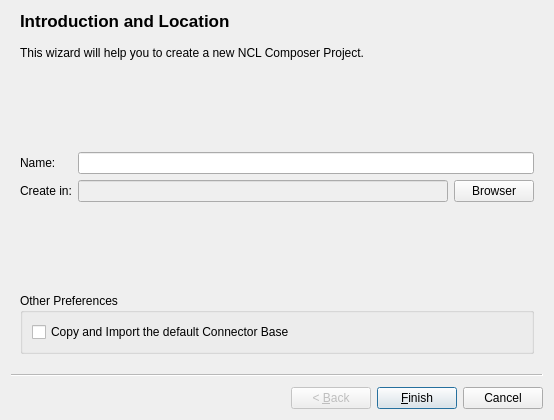
Old version of the form composer-gui/ui/NewProjectWizard.ui in the repository TeleMidia/nclcomposer.
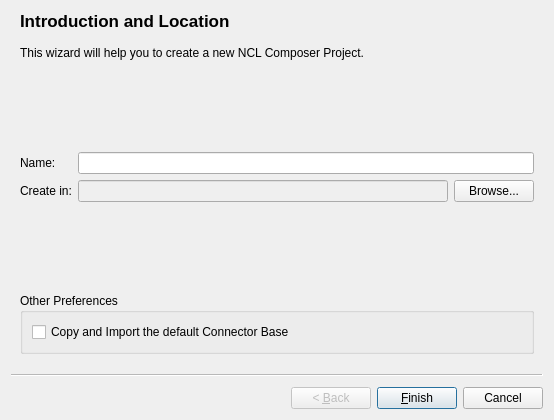
New version of the form.

Commit message:
[gui] maint: Change "Browser" to "Browse..." in NewProjectWizrd.
* ui/NewProjectWizard.ui: Likewise.

Patch:
```diff
--- a/composer-gui/ui/NewProjectWizard.ui
+++ b/composer-gui/ui/NewProjectWizard.ui
@@ -80,7 +80,7 @@
     <item row="3" column="2">
      <widget class="QPushButton" name="pushButton_Browser">
       <property name="text">
-       <string>Browser</string>
+       <string>Browse...</string>
       </property>
      </widget>
     </item>
```
